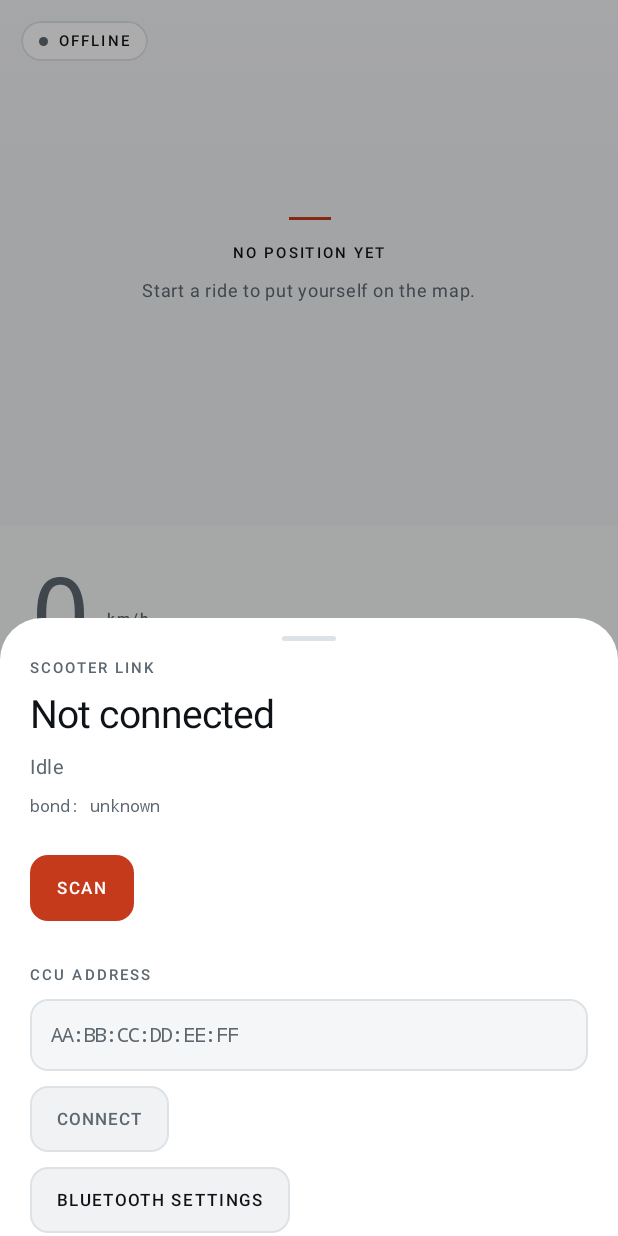
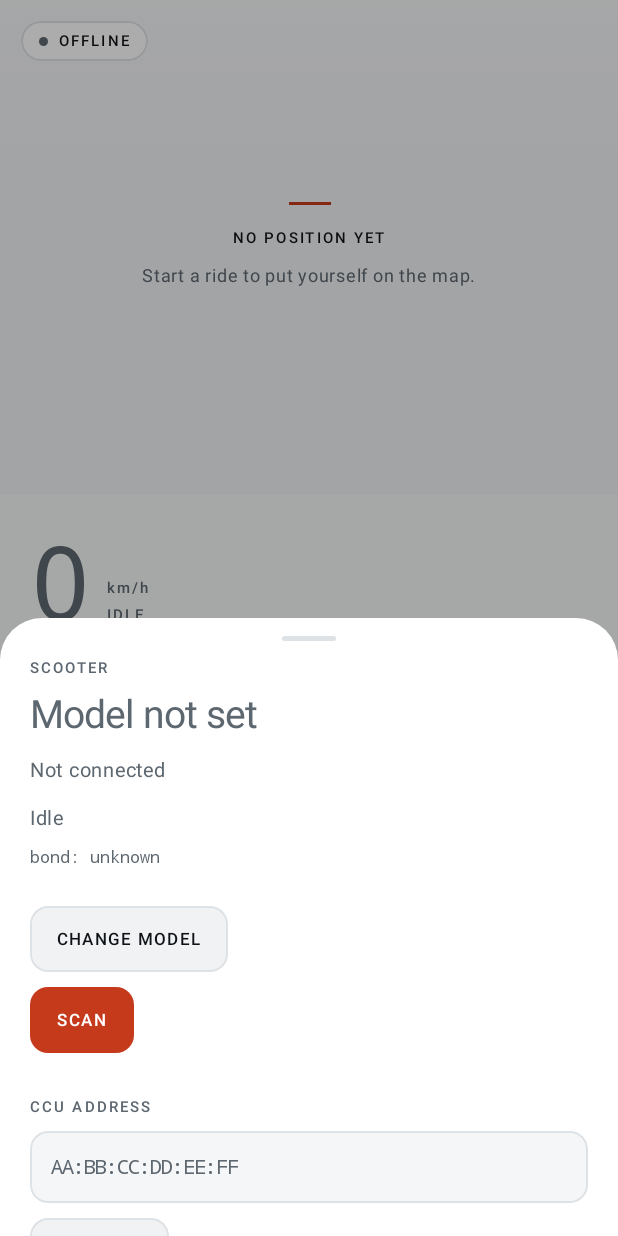
Before and after one commit to kerthmfy/ylite-android, an Android app built with Jetpack Compose: the screen it shows after launch (MainActivity), after a tap on "Scooter link", on a phone screen of 412 x 824 dp. Run offline under Robolectric (Android 15) with nearby library versions, the phone set to English and light mode, and no system bars; our stand-ins replace Room's generated code; libraries missing offline, so code that uses them is left out: org.osmdroid.config; 4 statements that could not run were skipped.

Commit message:
Let the scooter model be set, stored and carried into rides
The CCU's BLE name only identifies the connectivity unit, so the model is a
choice the user makes once, kept in SharedPreferences and shown in the link row,
the device sheet, the history rows and the ride detail. Rides store the model
(Room v1 to v2 migration) and GPX tracks are named after it. Scan results now
also record the raw advertisement, so a model code advertised by the CCU would
be visible.

```diff
--- a/app/build.gradle.kts
+++ b/app/build.gradle.kts
@@ -13,8 +13,8 @@ android {
         applicationId = "app.ylite"
         minSdk = 26
         targetSdk = 35
-        versionCode = 4
-        versionName = "0.4"
+        versionCode = 5
+        versionName = "0.5"
     }
 
     buildTypes {
--- a/app/src/main/java/app/ylite/Graph.kt
+++ b/app/src/main/java/app/ylite/Graph.kt
@@ -5,6 +5,7 @@ import androidx.room.Room
 import app.ylite.ble.BleClient
 import app.ylite.data.AppDb
 import app.ylite.data.FrameLine
+import app.ylite.data.Settings
 import app.ylite.data.Telemetry
 import app.ylite.data.YDao
 import kotlinx.coroutines.flow.MutableStateFlow
@@ -21,6 +22,8 @@ data class LiveState(
     val scanning: Boolean = false,
     val connected: Boolean = false,
     val deviceName: String? = null,
+    /** Which scooter this is, from Settings. Null until the user picks one. */
+    val model: String? = null,
     val deviceAddress: String? = null,
     val bond: String = "unknown",
     val gattDump: String = "",
@@ -51,10 +54,14 @@ object Graph {
     val live: StateFlow<LiveState> = _live.asStateFlow()
 
     val db: AppDb by lazy {
-        Room.databaseBuilder(appContext, AppDb::class.java, "ylite.db").build()
+        Room.databaseBuilder(appContext, AppDb::class.java, "ylite.db")
+            .addMigrations(AppDb.MIGRATION_1_2)
+            .build()
     }
 
     val dao: YDao get() = db.dao()
+
+    val settings: Settings by lazy { Settings(appContext) }
 
     val ble: BleClient by lazy { BleClient(appContext) }
 
--- a/app/src/main/java/app/ylite/YApp.kt
+++ b/app/src/main/java/app/ylite/YApp.kt
@@ -11,6 +11,7 @@ class YApp : Application() {
     override fun onCreate() {
         super.onCreate()
         Graph.init(this)
+        Graph.setLive { it.copy(model = Graph.settings.scooterModel) }
 
         // osmdroid identifies your app to the tile server with this user agent.
         // OSM's public tiles are meant for light personal use only.
--- a/app/src/main/java/app/ylite/data/Db.kt
+++ b/app/src/main/java/app/ylite/data/Db.kt
@@ -10,6 +10,8 @@ import androidx.room.Query
 import androidx.room.RoomDatabase
 import androidx.room.TypeConverter
 import androidx.room.TypeConverters
+import androidx.room.migration.Migration
+import androidx.sqlite.db.SupportSQLiteDatabase
 import kotlinx.coroutines.flow.Flow
 
 /** One ride: one press of Start, one press of Stop. */
@@ -21,6 +23,8 @@ data class Ride(
     val name: String? = null,
     val deviceName: String? = null,
     val deviceAddress: String? = null,
+    /** The scooter model this ride was recorded on, e.g. "Yamaha Mio Gravis". */
+    val model: String? = null,
 )
 
 /** One GPS fix. `time` is the fix time, not the insert time. */
@@ -105,10 +109,22 @@ interface YDao {
 
 @Database(
     entities = [Ride::class, GpsPoint::class, BleFrame::class],
-    version = 1,
+    version = 2,
     exportSchema = false,
 )
 @TypeConverters(Converters::class)
 abstract class AppDb : RoomDatabase() {
     abstract fun dao(): YDao
+
+    companion object {
+        /**
+         * v2 adds rides.model. Written by hand rather than wiping the database, so
+         * the rides you already recorded survive the upgrade.
+         */
+        val MIGRATION_1_2 = object : Migration(1, 2) {
+            override fun migrate(db: SupportSQLiteDatabase) {
+                db.execSQL("ALTER TABLE rides ADD COLUMN model TEXT")
+            }
+        }
+    }
 }
--- /dev/null
+++ b/app/src/main/java/app/ylite/data/Settings.kt
@@ -0,0 +1,44 @@
+package app.ylite.data
+
+import android.content.Context
+
+/**
+ * The scooter itself, as opposed to the CCU that reports on it.
+ *
+ * The BLE name (`YSCCU_00000005221269`) identifies the connectivity unit, not the
+ * model. Nothing in the GATT table carries a model code either — the only place a
+ * model could come from is the advertisement (see ScanHit.advertised) or an NUS
+ * frame, and neither is known yet. So the model is a setting you choose once,
+ * and it is attached to every ride you record.
+ */
+object Scooters {
+    val models = listOf(
+        "Yamaha Mio Gravis",
+        "Yamaha Mio i125",
+        "Yamaha NMAX 155",
+        "Yamaha Aerox 155",
+        "Yamaha XMAX 300",
+        "Yamaha Lexi 125",
+        "Yamaha Fazzio 125",
+        "Yamaha Freego 125",
+        "Yamaha Gear 125",
+        "Yamaha Grand Filano",
+        "Other scooter",
+    )
+}
+
+/** Tiny key/value store. SharedPreferences is enough for one string. */
+class Settings(context: Context) {
+
+    private val prefs = context.getSharedPreferences("ylite", Context.MODE_PRIVATE)
+
+    var scooterModel: String?
+        get() = prefs.getString(KEY_MODEL, null)
+        set(value) {
+            prefs.edit().putString(KEY_MODEL, value).apply()
+        }
+
+    private companion object {
+        const val KEY_MODEL = "scooter_model"
+    }
+}
--- a/app/src/main/java/app/ylite/export/Exporters.kt
+++ b/app/src/main/java/app/ylite/export/Exporters.kt
@@ -25,7 +25,9 @@ class Exporters(private val context: Context) {
             out.newLine()
             out.write("  <trk>")
             out.newLine()
-            out.write("    <name>${escape(ride.name ?: "Ride ${ride.id}")}</name>")
+            val trackName = listOfNotNull(ride.model, ride.name ?: "Ride ${ride.id}")
+                .joinToString(" · ")
+            out.write("    <name>${escape(trackName)}</name>")
             out.newLine()
             out.write("    <trkseg>")
             out.newLine()
--- a/app/src/main/java/app/ylite/service/RideService.kt
+++ b/app/src/main/java/app/ylite/service/RideService.kt
@@ -109,6 +109,7 @@ class RideService : Service() {
                     startedAt = startedAt,
                     deviceName = live.deviceName,
                     deviceAddress = live.deviceAddress,
+                    model = live.model,
                 ),
             )
             Graph.setLive {
--- a/app/src/main/java/app/ylite/ui/Screens.kt
+++ b/app/src/main/java/app/ylite/ui/Screens.kt
@@ -74,6 +74,7 @@ import app.ylite.LiveState
 import app.ylite.ble.ScanHit
 import app.ylite.data.GpsPoint
 import app.ylite.data.Ride
+import app.ylite.data.Scooters
 import app.ylite.export.Exporters
 import app.ylite.service.RideService
 import kotlinx.coroutines.Dispatchers
@@ -375,15 +376,26 @@ private fun RideScreen(live: LiveState) {
                         .clip(CircleShape)
                         .background(if (live.connected) colors.good else colors.muted),
                 )
-                Spacer(Modifier.width(8.dp))
-                Text(
-                    text = if (live.connected) live.deviceAddress.orEmpty() else "Scooter link",
-                    style = MonoValue,
-                    color = if (live.connected) colors.text else colors.muted,
-                    maxLines = 1,
-                    overflow = TextOverflow.Ellipsis,
-                    modifier = Modifier.weight(1f),
-                )
+                Spacer(Modifier.width(10.dp))
+                Column(Modifier.weight(1f)) {
+                    Text(
+                        text = live.model ?: "Scooter link",
+                        fontSize = 14.sp,
+                        color = if (live.model != null) colors.text else colors.muted,
+                        maxLines = 1,
+                        overflow = TextOverflow.Ellipsis,
+                    )
+                    Text(
+                        text = if (live.connected) {
+                            "connected · ${live.deviceAddress.orEmpty()}"
+                        } else {
+                            "not connected"
+                        },
+                        style = MicroLabel,
+                        color = colors.muted,
+                        maxLines = 1,
+                    )
+                }
                 Text("MANAGE", style = MicroLabel, color = colors.accent)
             }
 
@@ -519,6 +531,7 @@ private fun DeviceSheet(live: LiveState, hits: List<ScanHit>, onDismiss: () -> U
     val colors = LocalYColors.current
     val context = LocalContext.current
     var address by rememberSaveable { mutableStateOf("") }
+    var picking by rememberSaveable { mutableStateOf(false) }
 
     ModalBottomSheet(
         onDismissRequest = onDismiss,
@@ -529,21 +542,66 @@ private fun DeviceSheet(live: LiveState, hits: List<ScanHit>, onDismiss: () -> U
         Column(
             Modifier
                 .fillMaxWidth()
+                .verticalScroll(rememberScrollState())
                 .padding(horizontal = 20.dp)
                 .padding(bottom = 32.dp),
             verticalArrangement = Arrangement.spacedBy(10.dp),
         ) {
-            Text("SCOOTER LINK", style = MicroLabel, color = colors.muted)
+            Text("SCOOTER", style = MicroLabel, color = colors.muted)
             Text(
-                text = if (live.connected) "Connected" else "Not connected",
+                text = live.model ?: "Model not set",
                 fontSize = 26.sp,
                 letterSpacing = (-0.6).sp,
-                color = colors.text,
+                color = if (live.model != null) colors.text else colors.muted,
+            )
+            Text(
+                text = if (live.connected) {
+                    "Connected — ${live.deviceAddress.orEmpty()}"
+                } else {
+                    "Not connected"
+                },
+                fontSize = 13.sp,
+                color = colors.muted,
             )
             Text(live.status, fontSize = 13.sp, lineHeight = 19.sp, color = colors.muted)
             Text("bond: ${live.bond}", style = MonoCode, color = colors.muted)
 
             Spacer(Modifier.height(6.dp))
+
+            Row(horizontalArrangement = Arrangement.spacedBy(10.dp)) {
+                PillButton(label = if (picking) "CLOSE LIST" else "CHANGE MODEL") {
+                    picking = !picking
+                }
+            }
+
+            if (picking) {
+                Column {
+                    Scooters.models.forEach { model ->
+                        Row(
+                            modifier = Modifier
+                                .fillMaxWidth()
+                                .clip(RoundedCornerShape(8.dp))
+                                .clickable {
+                                    Graph.settings.scooterModel = model
+                                    Graph.setLive { it.copy(model = model) }
+                                    picking = false
+                                }
+                                .padding(vertical = 9.dp),
+                            verticalAlignment = Alignment.CenterVertically,
+                        ) {
+                            Text(
+                                text = model,
+                                fontSize = 14.sp,
+                                color = colors.text,
+                                modifier = Modifier.weight(1f),
+                            )
+                            if (model == live.model) {
+                                Text("SET", style = MicroLabel, color = colors.accent)
+                            }
+                        }
+                    }
+                }
+            }
 
             Row(horizontalArrangement = Arrangement.spacedBy(10.dp)) {
                 PillButton(
@@ -626,6 +684,7 @@ private fun DeviceRow(hit: ScanHit, onClick: () -> Unit) {
                 overflow = TextOverflow.Ellipsis,
             )
             Text(hit.address, style = MonoCode, color = colors.muted)
+            hit.advertised?.let { Text(it, style = MonoCode, color = colors.accent, maxLines = 2) }
         }
         Text("${hit.rssi} dBm", style = MicroLabel, color = colors.muted)
     }
@@ -750,9 +809,11 @@ private fun RideRow(ride: Ride, onClick: () -> Unit) {
             )
             Spacer(Modifier.height(3.dp))
             Text(
-                text = fmtClock(ride.startedAt),
+                text = listOfNotNull(fmtClock(ride.startedAt), ride.model).joinToString(" · "),
                 fontSize = 12.sp,
                 color = colors.muted,
+                maxLines = 1,
+                overflow = TextOverflow.Ellipsis,
             )
         }
         Column(horizontalAlignment = Alignment.End) {
@@ -826,6 +887,10 @@ private fun RideDetailScreen(rideId: Long, onBack: () -> Unit) {
                 fontSize = 13.sp,
                 color = colors.muted,
             )
+            val rideModel = loadedRide?.model
+            if (rideModel != null) {
+                Text(rideModel, fontSize = 13.sp, color = colors.text)
+            }
 
             Spacer(Modifier.height(22.dp))
 
@@ -911,6 +976,7 @@ private fun DebugScreen(live: LiveState) {
             Text(live.status, fontSize = 14.sp, lineHeight = 20.sp, color = colors.text)
             live.deviceAddress?.let { Text(it, style = MonoValue, color = colors.muted) }
             Text("bond: ${live.bond}", style = MonoCode, color = colors.muted)
+            live.model?.let { Text("model: $it", style = MonoCode, color = colors.muted) }
 
             Spacer(Modifier.height(10.dp))
             Text("FRAMES (NEWEST FIRST)", style = MicroLabel, color = colors.muted)
```
Also changed, not shown: app/src/main/java/app/ylite/ble/BleClient.kt (+22 -0 lines), 1 other file.
